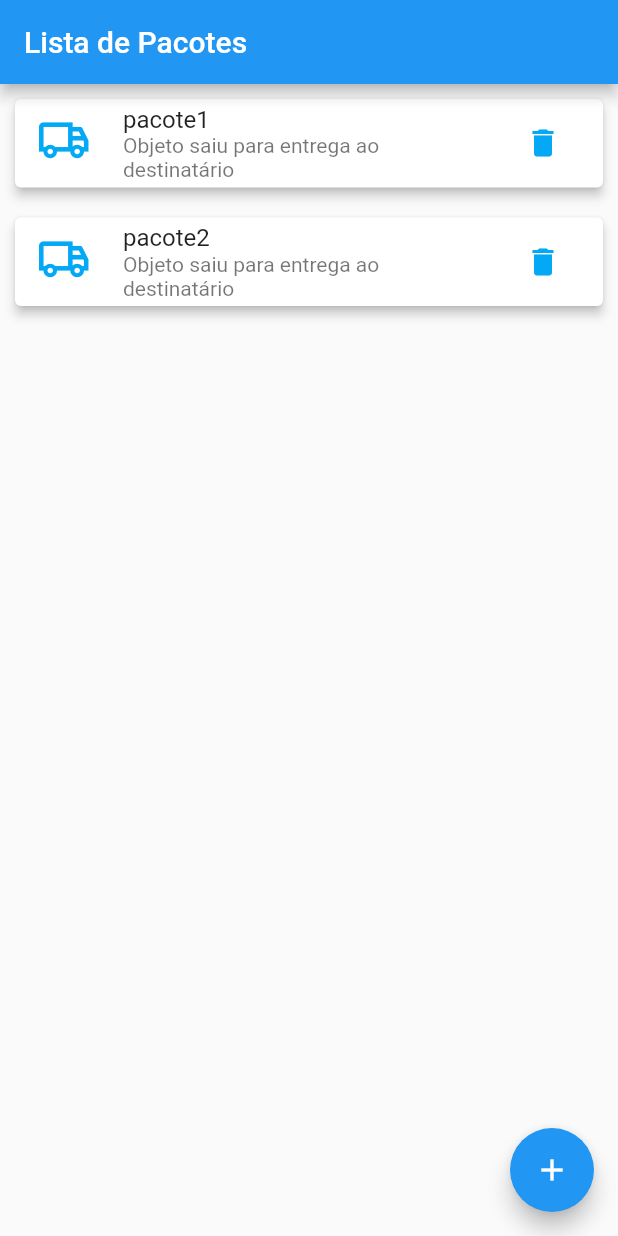
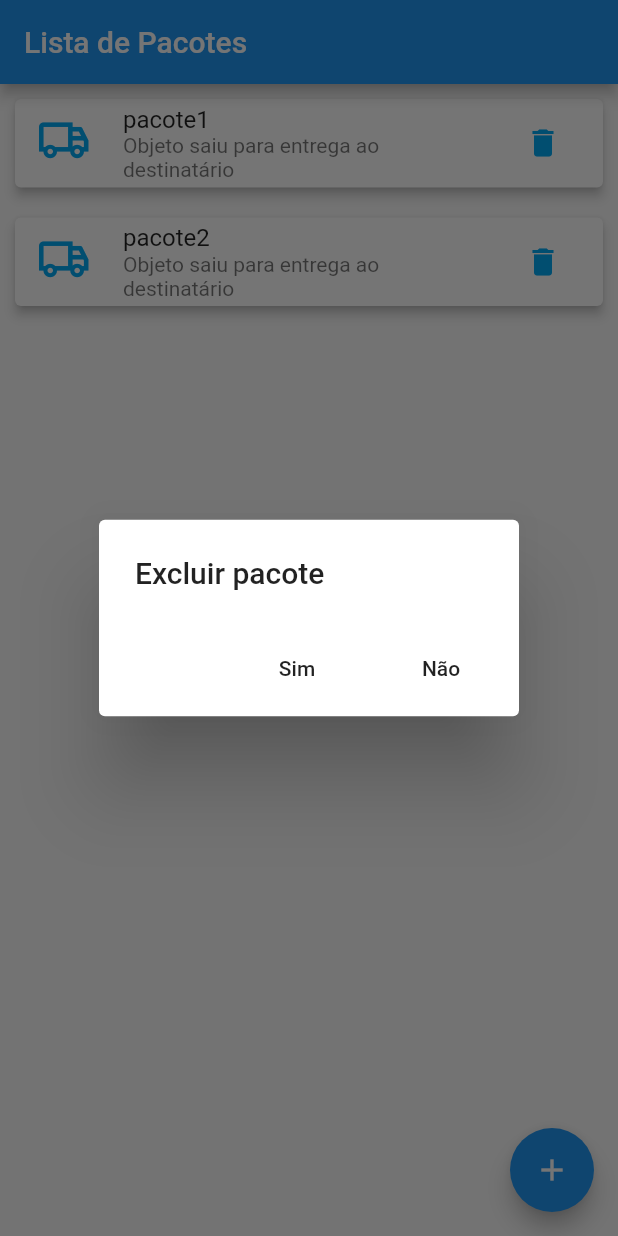
Before and after one commit to darknenblack/Desenvolvimento-Movel, a Flutter app: the screen it shows after launch, after a tap on the "delete" icon, on a phone screen of 412 x 824 dp. Run offline on Flutter 3.47's test engine with Material 2 defaults, Android fonts, the phone set to English and light mode, and no system bars.

Commit message:
terminando crud sem alterar

```diff
--- a/trab_02/lib/components/pacote_tile.dart
+++ b/trab_02/lib/components/pacote_tile.dart
@@ -1,5 +1,7 @@
 import 'package:flutter/material.dart';
+import 'package:provider/provider.dart';
 import 'package:trab_02/models/pacote.dart';
+import 'package:trab_02/provider/pacotes.dart';
 import 'package:trab_02/routes/app_routes.dart';
 import '../models/my_icons_icons.dart';
 
@@ -17,8 +19,8 @@ class PacoteTile extends StatelessWidget {
 
       child: ListTile(
         leading: icone,
-        title: Text(pacote.name),
-        subtitle: Text(pacote.descricao),
+        title: Text(pacote.name!),
+        subtitle: Text(pacote.descricao!),
         onTap: (){
           Navigator.of(context).pushNamed(
               AppRoutes.PACOTE_CARD,
@@ -28,7 +30,27 @@ class PacoteTile extends StatelessWidget {
 
         trailing: IconButton(
             onPressed: () {
-              //pacotes.remove(pacotes.byIndex(1));
+              showDialog(
+                  context: context,
+                  builder: (ctx) => AlertDialog(
+                    title: Text('Excluir pacote'),
+                    actions:<Widget> [
+                      FlatButton(
+                        onPressed: (){
+                          Provider.of<Pacotes>(context, listen: false).remove(pacote);
+                          Navigator.of(context).pop();
+                        },
+                        child: Text('Sim'),
+                      ),
+                      FlatButton(
+                        onPressed: (){
+                          Navigator.of(context).pop();
+                        },
+                        child: Text('Não'),
+                      ),
+                    ],
+                  )
+              );
             },
             icon: Icon(Icons.delete),
             color:Colors.lightBlue),
--- a/trab_02/lib/models/pacote.dart
+++ b/trab_02/lib/models/pacote.dart
@@ -1,13 +1,13 @@
 import 'package:flutter/material.dart';
 
 class Pacote {
-  final String id;
-  final String name;
-  final String descricao;
-  final String local;
-  final String data;
-  final String hora;
-  final String codigo;
+  final String? id;
+  final String? name;
+  final String? descricao;
+  final String? local;
+  final String? data;
+  final String? hora;
+  final String? codigo;
 
   const Pacote({
     required this.id,
--- a/trab_02/lib/provider/pacotes.dart
+++ b/trab_02/lib/provider/pacotes.dart
@@ -22,9 +22,9 @@ class Pacotes with ChangeNotifier{
   //inclui ou altera um pacote
   void put(Pacote pacote){
 
-    if(pacote.id.trim().isNotEmpty &&
+    if(pacote.id!.trim().isNotEmpty &&
         _items.containsKey(pacote.id)){
-      _items.update(pacote.id, (_) => pacote);
+      _items.update(pacote.id!, (_) => pacote);
     }
 
     final id = Random().nextDouble().toString();
--- a/trab_02/lib/views/pacotes_list.dart
+++ b/trab_02/lib/views/pacotes_list.dart
@@ -2,10 +2,8 @@
 import 'package:flutter/material.dart';
 import 'package:flutter/widgets.dart';
 import 'package:provider/provider.dart';
-import 'package:trab_02/models/pacote.dart';
 import 'package:trab_02/provider/pacotes.dart';
 import 'package:trab_02/routes/app_routes.dart';
-import 'package:trab_02/views/pacote_card.dart';
 import '../components/pacote_tile.dart';
 
 class PacoteList extends StatelessWidget {
```
Also changed, not shown: trab_02/lib/views/pacote_form.dart (+28 -20 lines).
